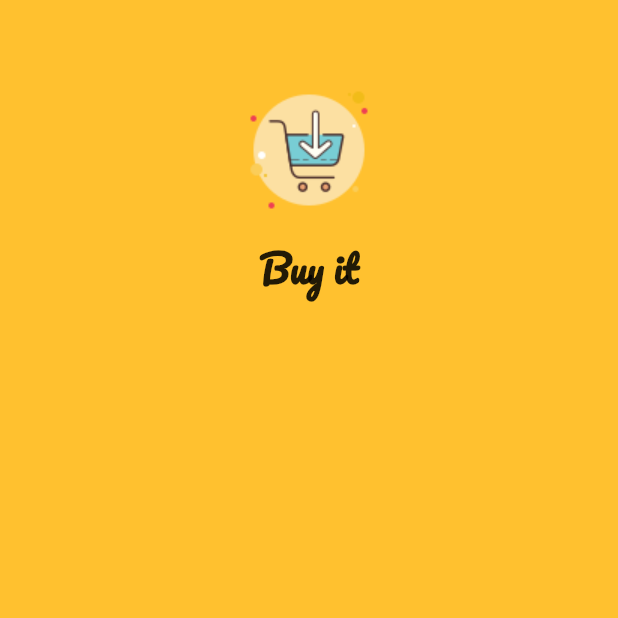
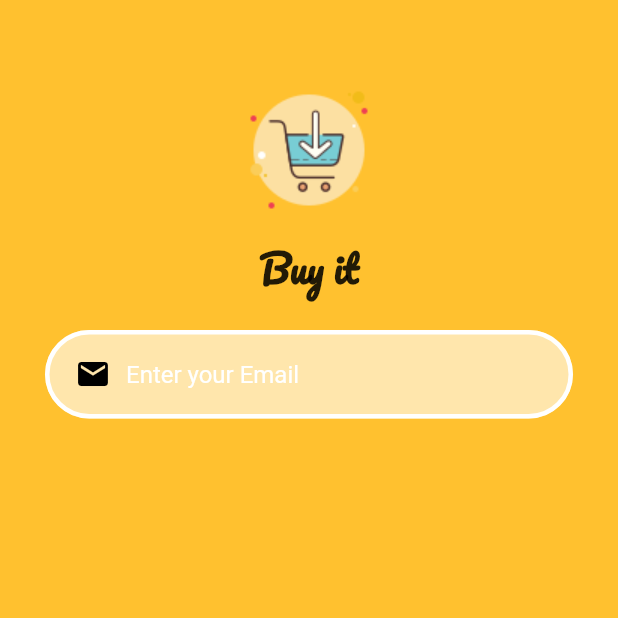
Before and after one commit to Scorpion645/newtharwatprojectjan18, a Flutter app: the screen it shows after launch, on a phone screen of 412 x 824 dp, the top half of it. Run offline on Flutter 3.47's test engine with Material 2 defaults, Android fonts, the phone set to English and light mode, and no system bars.

Commit message:
custom textfield created

```diff
--- a/lib/screens/signup_screen.dart
+++ b/lib/screens/signup_screen.dart
@@ -1,6 +1,7 @@
 import 'package:flutter/material.dart';
 
 import '../constants/constants.dart';
+import '../widgets/customTextField.dart';
 
 class SignUpScreen extends StatelessWidget {
   static String id = 'sign up screen';
@@ -12,7 +13,8 @@ class SignUpScreen extends StatelessWidget {
       backgroundColor: kMainColor,
       body: ListView(
         children: [
-          Stack(alignment: Alignment.center,
+          Stack(
+            alignment: Alignment.center,
             children: [
               Padding(
                 padding: const EdgeInsets.all(50),
@@ -26,7 +28,9 @@ class SignUpScreen extends StatelessWidget {
                           fontSize: 25,
                           fontFamily: 'pacifico'))),
             ],
-          )
+          ),
+          SizedBox(height: 20,),
+          CustomTextField()
         ],
       ),
     );
--- /dev/null
+++ b/lib/widgets/customTextField.dart
@@ -0,0 +1,41 @@
+import 'package:flutter/material.dart';
+
+import '../constants/constants.dart';
+
+class CustomTextField extends StatelessWidget {
+  const CustomTextField({
+    super.key,
+  });
+
+  @override
+  Widget build(BuildContext context) {
+    return Padding(
+      padding: const EdgeInsets.symmetric(horizontal: 30),
+      child: TextField(
+        decoration: InputDecoration(
+          prefixIcon: Padding(
+            padding: const EdgeInsets.only(left: 20, right: 10),
+            child: Icon(Icons.email, color: Colors.black,),
+          ),
+          hintText: 'Enter your Email',
+          hintStyle: TextStyle(color: Colors.white),
+            filled: true,
+            fillColor: kSecondaryColor,
+            enabledBorder: OutlineInputBorder(
+                borderRadius: BorderRadius.circular(30),
+                borderSide: BorderSide(width: 3, color: Colors.white)),
+            focusedBorder: OutlineInputBorder(
+                borderRadius: BorderRadius.circular(30),
+                borderSide: BorderSide(width: 3, color: Colors.white)),
+            errorBorder: OutlineInputBorder(
+                borderRadius: BorderRadius.circular(30),
+                borderSide: BorderSide(width: 3, color: Colors.white)),
+            focusedErrorBorder: OutlineInputBorder(
+                borderRadius: BorderRadius.circular(30),
+                borderSide: BorderSide(width: 3, color: Colors.white)),
+                ),
+
+      ),
+    );
+  }
+}
```
